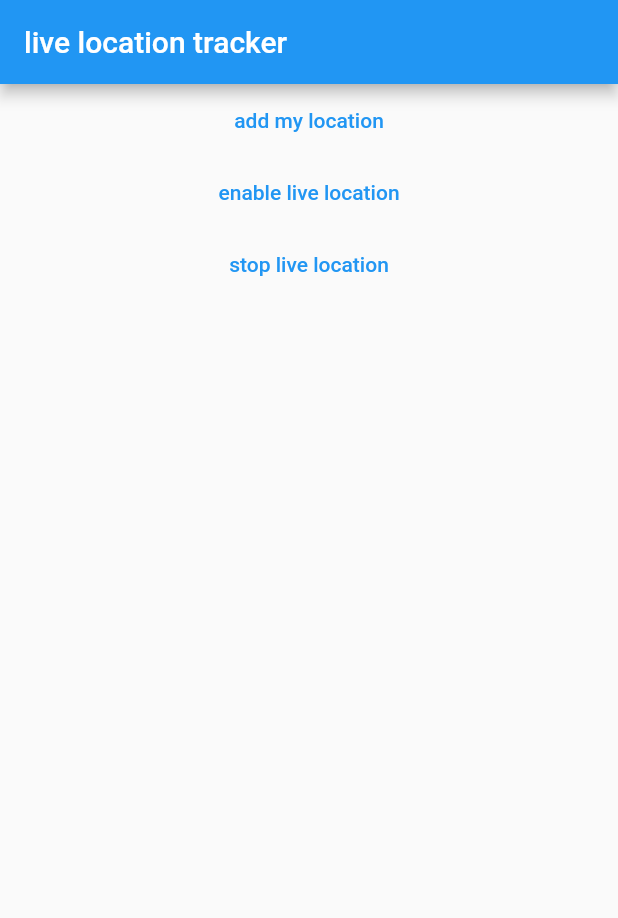
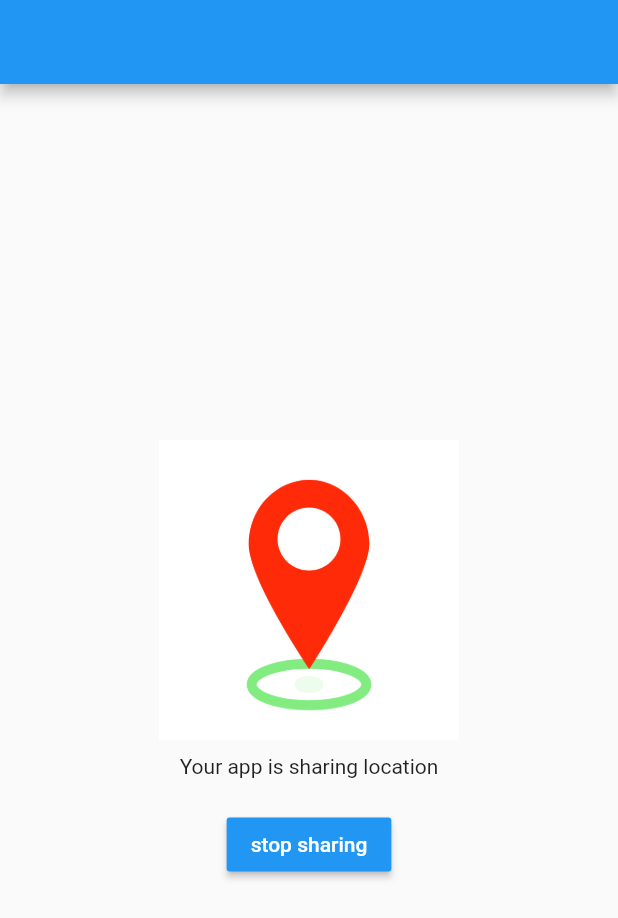
Before and after one commit to Fadi-khattak/location_tracking, a Flutter app: the screen it shows after launch, on a phone screen of 412 x 824 dp. Shown: the top 918 px of the screen. Run offline on Flutter 3.47's test engine with Material 2 defaults, Android fonts, the phone set to English and light mode, and no system bars; our stand-ins replace cloud_firestore, firebase_core, google_maps_flutter, location, permission_handler; missing offline and left inert: custom_marker; accounts and stored records are empty.

Commit message:
"client-admin module live location"

```diff
--- /dev/null
+++ b/lib/client_module/client_home.dart
@@ -0,0 +1,101 @@
+import 'dart:async';
+
+import 'package:cloud_firestore/cloud_firestore.dart';
+import 'package:flutter/material.dart';
+import 'package:location/location.dart' as loc;
+import 'package:permission_handler/permission_handler.dart';
+
+class ClientHome extends StatefulWidget {
+  const ClientHome({Key? key}) : super(key: key);
+
+  @override
+  State<ClientHome> createState() => _ClientHomeState();
+}
+
+class _ClientHomeState extends State<ClientHome> {
+  final loc.Location location = loc.Location();
+  StreamSubscription<loc.LocationData>? _locationSubscription;
+
+
+  _requestPermission() async {
+    var status = await Permission.location.request();
+    if (status.isGranted) {
+      _listenLocation();
+    } else if (status.isDenied) {
+      _requestPermission();
+    } else if (status.isPermanentlyDenied) {
+      openAppSettings();
+    }
+  }
+  @override
+  void didChangeDependencies() {
+    _requestPermission();
+    location.changeSettings(interval: 300, accuracy: loc.LocationAccuracy.high);
+    location.enableBackgroundMode(enable: true);
+    super.didChangeDependencies();
+  }
+  @override
+  Widget build(BuildContext context) {
+    return Scaffold(
+      appBar: AppBar(),
+      body: Center(
+        child: Column(
+          mainAxisSize: MainAxisSize.min,
+          children: [
+            Image.asset(
+              "assets/images/location.gif",
+              height: 200,
+              width: 200,
+            ),
+            const SizedBox(
+              height: 10,
+            ),
+             Text(_locationSubscription==null? "location sharing is off" :"Your app is sharing location"),
+            const SizedBox(
+              height: 20,
+            ),
+            MaterialButton(
+              color: Colors.blue,
+              textColor: Colors.white,
+              onPressed: ()async{
+                if(_locationSubscription==null){
+                  _listenLocation();
+                }else{
+                  await FirebaseFirestore.instance.collection('location').doc('client').delete();
+                  _stopListening();
+                }
+              },
+              child:  Text(_locationSubscription==null? "start sharing" :"stop sharing"),
+            )
+          ],
+        ),
+      ),
+    );
+  }
+
+  Future<void> _listenLocation() async {
+    _locationSubscription = location.onLocationChanged.handleError((onError) {
+      print(onError);
+      _locationSubscription?.cancel();
+      setState(() {
+        _locationSubscription = null;
+      });
+    }).listen((loc.LocationData currentlocation) async {
+      await FirebaseFirestore.instance.collection('location').doc('client').set({
+        'latitude': currentlocation.latitude,
+        'longitude': currentlocation.longitude,
+        'name': 'Fahad'
+      }, SetOptions(merge: true));
+    });
+    setState(() {
+
+    });
+  }
+
+  _stopListening() {
+    _locationSubscription?.cancel();
+    setState(() {
+      _locationSubscription = null;
+    });
+  }
+}
--- a/lib/main.dart
+++ b/lib/main.dart
@@ -4,6 +4,7 @@ import 'package:cloud_firestore/cloud_firestore.dart';
 import 'package:firebase_core/firebase_core.dart';
 import 'package:flutter/material.dart';
 import 'package:location/location.dart' as loc;
+import 'package:location_tracking/client_module/client_home.dart';
 import 'package:location_tracking/firebase_options.dart';
 import 'package:permission_handler/permission_handler.dart';
 
@@ -14,7 +15,7 @@ void main() async {
   await Firebase.initializeApp(
     options: DefaultFirebaseOptions.currentPlatform
   );
-  runApp(MaterialApp(home: MyApp()));
+  runApp( MaterialApp(home: ClientHome()));
 }
 
 class MyApp extends StatefulWidget {
@@ -23,47 +24,25 @@ class MyApp extends StatefulWidget {
 }
 
 class _MyAppState extends State<MyApp> {
-  final loc.Location location = loc.Location();
-  StreamSubscription<loc.LocationData>? _locationSubscription;
 
   @override
   void initState() {
     super.initState();
-    _requestPermission();
-    location.changeSettings(interval: 300, accuracy: loc.LocationAccuracy.high);
-    location.enableBackgroundMode(enable: true);
+
   }
 
   @override
   Widget build(BuildContext context) {
     return Scaffold(
       appBar: AppBar(
-        title: Text('live location tracker'),
+        title: const Text('live location tracker'),
       ),
-      body: Column(
-        children: [
-          TextButton(
-              onPressed: () {
-                _getLocation();
-              },
-              child: Text('add my location')),
-          TextButton(
-              onPressed: () {
-                _listenLocation();
-              },
-              child: Text('enable live location')),
-          TextButton(
-              onPressed: () {
-                _stopListening();
-              },
-              child: Text('stop live location')),
-          Expanded(
-              child: StreamBuilder(
+      body: StreamBuilder(
         stream:
         FirebaseFirestore.instance.collection('location').snapshots(),
         builder: (context, AsyncSnapshot<QuerySnapshot> snapshot) {
       if (!snapshot.hasData) {
-                return Center(child: CircularProgressIndicator());
+        return const Center(child: CircularProgressIndicator());
       }
       return ListView.builder(
           itemCount: snapshot.data?.docs.length,
@@ -75,7 +54,7 @@ class _MyAppState extends State<MyApp> {
                 children: [
                   Text(snapshot.data!.docs[index]['latitude']
                       .toString()),
-                          SizedBox(
+                 const SizedBox(
                     width: 20,
                   ),
                   Text(snapshot.data!.docs[index]['longitude']
@@ -83,7 +62,7 @@ class _MyAppState extends State<MyApp> {
                 ],
               ),
               trailing: IconButton(
-                        icon: Icon(Icons.directions),
+                icon: const Icon(Icons.directions),
                 onPressed: () {
                   Navigator.of(context).push(MaterialPageRoute(
                       builder: (context) =>
@@ -93,56 +72,13 @@ class _MyAppState extends State<MyApp> {
             );
           });
         },
-          )),
-        ],
       ),
     );
   }
 
-  _getLocation() async {
-    try {
-      final loc.LocationData _locationResult = await location.getLocation();
-      await FirebaseFirestore.instance.collection('location').doc('user1').set({
-        'latitude': _locationResult.latitude,
-        'longitude': _locationResult.longitude,
-        'name': 'john'
-      }, SetOptions(merge: true));
-    } catch (e) {
-      print(e);
+
+
+
+
+
 }
-  }
-
-  Future<void> _listenLocation() async {
-    _locationSubscription = location.onLocationChanged.handleError((onError) {
-      print(onError);
-      _locationSubscription?.cancel();
-      setState(() {
-        _locationSubscription = null;
-      });
-    }).listen((loc.LocationData currentlocation) async {
-      await FirebaseFirestore.instance.collection('location').doc('user1').set({
-        'latitude': currentlocation.latitude,
-        'longitude': currentlocation.longitude,
-        'name': 'john'
-      }, SetOptions(merge: true));
-    });
-  }
-
-  _stopListening() {
-    _locationSubscription?.cancel();
-    setState(() {
-      _locationSubscription = null;
-    });
-  }
-
-  _requestPermission() async {
-    var status = await Permission.location.request();
-    if (status.isGranted) {
-      print('done');
-    } else if (status.isDenied) {
-      _requestPermission();
-    } else if (status.isPermanentlyDenied) {
-      openAppSettings();
-    }
-  }
-}
```
Also changed, not shown: lib/mymap.dart (+38 -15 lines), pubspec.yaml (+4 -3 lines), assets/images/location.gif (added), pubspec.lock, 3 other files. Lines whose indentation alone changed are shown as unchanged.
